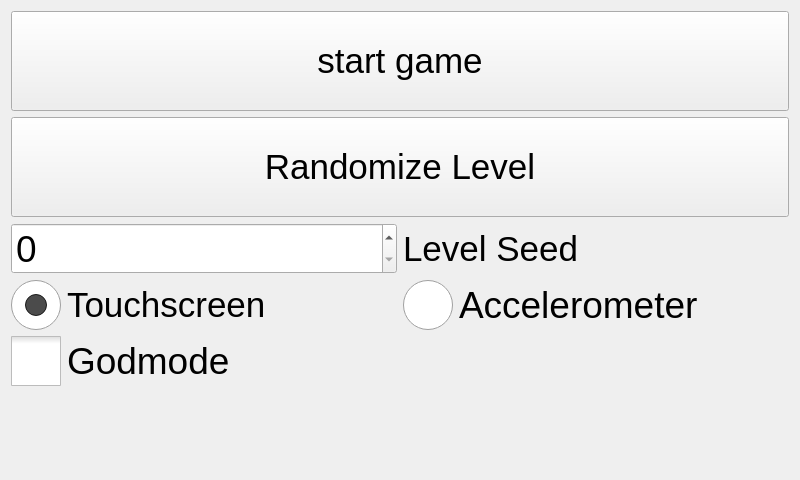
paksu/maemo, file bogui/mainwindow.ui: the form before one commit.
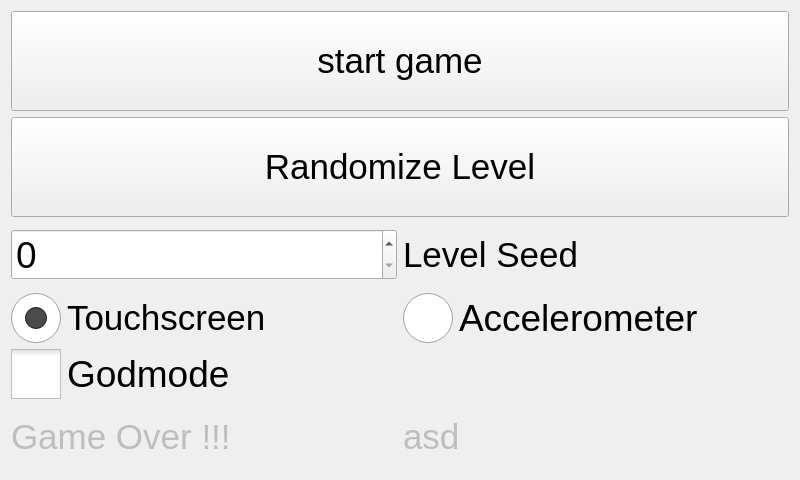
The form after the commit. Custom widgets are drawn as their Qt base class.

Diff of the .ui file:
```diff
--- a/bogui/mainwindow.ui
+++ b/bogui/mainwindow.ui
@@ -193,17 +193,38 @@
        </widget>
       </item>
       <item>
-       <spacer name="verticalSpacer">
-        <property name="orientation">
-         <enum>Qt::Vertical</enum>
-        </property>
-        <property name="sizeHint" stdset="0">
-         <size>
-          <width>20</width>
-          <height>40</height>
-         </size>
-        </property>
-       </spacer>
+       <layout class="QHBoxLayout" name="horizontalLayout_2">
+        <item>
+         <widget class="QLabel" name="scoreLabel">
+          <property name="enabled">
+           <bool>false</bool>
+          </property>
+          <property name="font">
+           <font>
+            <pointsize>26</pointsize>
+           </font>
+          </property>
+          <property name="text">
+           <string>Game Over !!!</string>
+          </property>
+         </widget>
+        </item>
+        <item>
+         <widget class="QLabel" name="gameOverLabel">
+          <property name="enabled">
+           <bool>false</bool>
+          </property>
+          <property name="font">
+           <font>
+            <pointsize>26</pointsize>
+           </font>
+          </property>
+          <property name="text">
+           <string>asd</string>
+          </property>
+         </widget>
+        </item>
+       </layout>
       </item>
      </layout>
     </widget>
```
